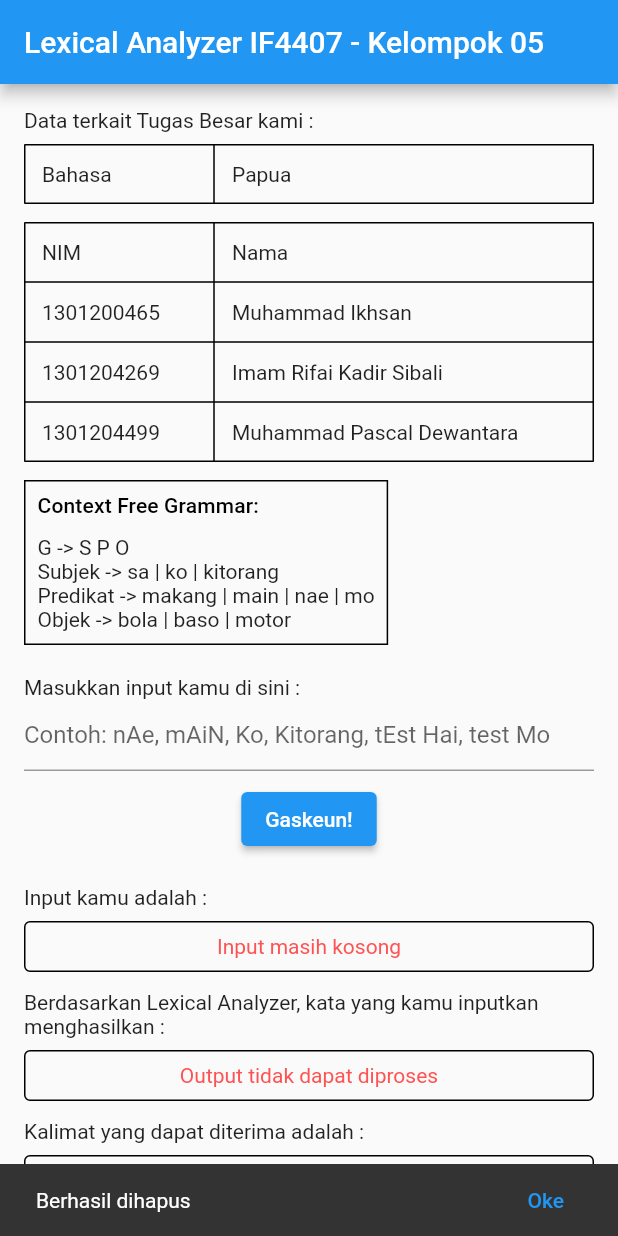
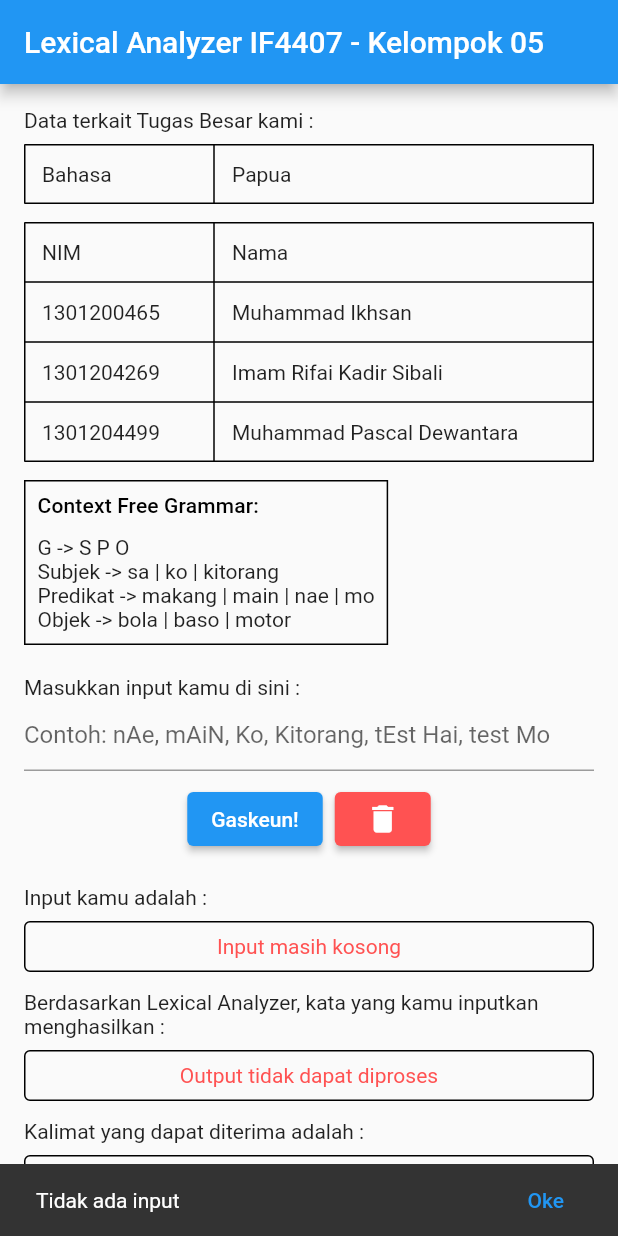
Before and after one commit to bongcoy/tubes-tba, a Flutter app: the screen it shows after launch, after a tap on "Gaskeun!", on a phone screen of 412 x 824 dp. Run offline on Flutter 3.47's test engine with Material 2 defaults, Android fonts, the phone set to English and light mode, and no system bars.

Commit message:
add delete feature

```diff
--- a/lib/constants/string.dart
+++ b/lib/constants/string.dart
@@ -13,10 +13,20 @@ const String buttonResultText = "Gaskeun!";
 // Message
 const String okText = "Oke";
 const String hintExampleText = "Contoh: nAe, mAiN, Ko, Kitorang, tEst Hai, test Mo";
+
 const String noInputText = "Input masih kosong";
 const String noOutputText = "Output tidak dapat diproses";
 const String noAcceptedText = "Tidak ada kata yang valid";
-const String acceptGrammarText = "Tidak ada kata yang valid";
+const String acceptGrammarText = "Kata valid";
 const String rejectGrammarText = "Tidak ada kata yang valid";
+
 const String addSuccesText = "Berhasil ditambahkan";
+const String addFailText = "Tidak ada input";
 const String deleteSuccesText = "Berhasil dihapus";
+const String deleteFailText = "Tidak ada data";
+
+// List Bugs :
+// aku kamu main
+// tEst Hai
+// test saya mo nae motor
+// test saya mo test motor
--- a/lib/screens/home_screen.dart
+++ b/lib/screens/home_screen.dart
@@ -49,8 +49,3 @@ class _HomeScreenState extends State<HomeScreen> {
     );
   }
 }
-
-// List Bugs :
-// aku kamu main
-// tEst Hai
-// test saya mo nae motor
--- a/lib/widgets/input_user_widget.dart
+++ b/lib/widgets/input_user_widget.dart
@@ -23,9 +23,7 @@ class _InputUserWidgetState extends State<InputUserWidget> {
 
   @override
   Widget build(BuildContext context) {
-    print("BUILD INPUT USER WIDGET");
-    final InOutProvider inOutProv =
-        Provider.of<InOutProvider>(context, listen: false);
+    debugPrint("BUILD INPUT USER WIDGET");
 
     return Column(
       crossAxisAlignment: CrossAxisAlignment.start,
@@ -38,10 +36,14 @@ class _InputUserWidgetState extends State<InputUserWidget> {
           ),
         ),
         const SizedBox(height: smallDistanceSize),
-        Center(
-          child: ElevatedButton(
+        Consumer<InOutProvider>(
+          builder: (context, value, _) {
+            return Row(
+              mainAxisAlignment: MainAxisAlignment.center,
+              children: [
+                ElevatedButton(
                   onPressed: () {
-              inOutProv.setResult(_inputController.text.toString());
+                    value.setResult(_inputController.text.toString());
 
                     if (_inputController.text != "") {
                       ScaffoldMessenger.of(context).showSnackBar(
@@ -49,24 +51,57 @@ class _InputUserWidgetState extends State<InputUserWidget> {
                             content: const Text(addSuccesText),
                             action: SnackBarAction(
                               label: okText,
-                        onPressed: (){},
+                              onPressed: () {},
                             )),
                       );
                     } else {
                       ScaffoldMessenger.of(context).showSnackBar(
                         SnackBar(
+                            content: const Text(addFailText),
+                            action: SnackBarAction(
+                              label: okText,
+                              onPressed: () {},
+                            )),
+                      );
+                    }
+                  },
+                  child: const Text(buttonResultText),
+                ),
+                const SizedBox(width: smallDistanceSize,),
+                ElevatedButton(
+                  onPressed: () {
+                    if (value.processedInput != null) {
+                      value.emptyInput();
+
+                      ScaffoldMessenger.of(context).showSnackBar(
+                        SnackBar(
                             content: const Text(deleteSuccesText),
                             action: SnackBarAction(
                               label: okText,
-                        onPressed: (){},
+                              onPressed: () {},
+                            )),
+                      );
+
+                      _inputController.clear();
+                    } else {
+                      ScaffoldMessenger.of(context).showSnackBar(
+                        SnackBar(
+                            content: const Text(deleteFailText),
+                            action: SnackBarAction(
+                              label: okText,
+                              onPressed: () {},
                             )),
                       );
                     }
-
-              _inputController.clear();
                   },
-            child: const Text(buttonResultText),
+                  style: ButtonStyle(
+                    backgroundColor: MaterialStateProperty.all(Colors.redAccent),
                   ),
+                  child: const Icon(Icons.delete),
+                ),
+              ],
+            );
+          },
         )
       ],
     );
--- a/lib/widgets/result_user_widget.dart
+++ b/lib/widgets/result_user_widget.dart
@@ -1,6 +1,4 @@
 import 'package:flutter/material.dart';
-import 'package:provider/provider.dart';
-import 'package:tubes_tba/providers/in_out_provider.dart';
 import 'package:tubes_tba/widgets/box/accepted_sentence_box.dart';
 import 'package:tubes_tba/widgets/box/grammar_result_box.dart';
 import 'package:tubes_tba/widgets/box/history_box.dart';
@@ -14,8 +12,8 @@ class ResultUserWidget extends StatelessWidget {
 
   @override
   Widget build(BuildContext context) {
-    final InOutProvider inOutProv = Provider.of<InOutProvider>(context,listen: false);
-    inOutProv.emptyInput();
+    // final InOutProvider inOutProv = Provider.of<InOutProvider>(context,listen: false);
+    // inOutProv.emptyInput();
     debugPrint("BUILD RESULT USER WIDGET");
 
     return Column(
```
Lines whose indentation alone changed are shown as unchanged.
